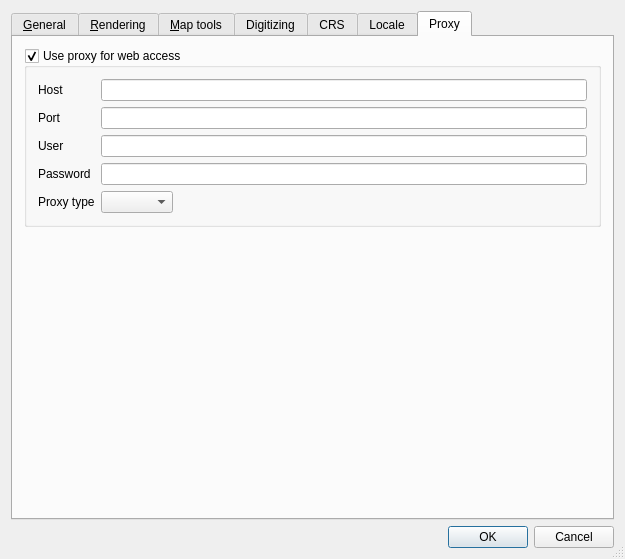
First picture: the form in qgis/src/ui/qgsoptionsbase.ui, repository sourcepole/qgis, before the edit.
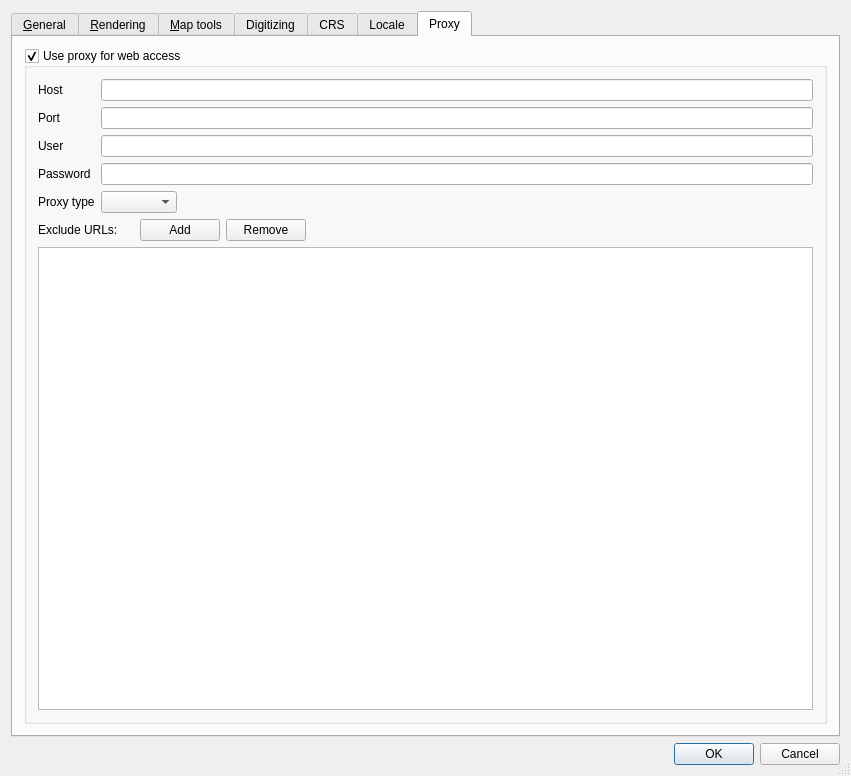
Second picture: the form after the edit. The open tabs and pages were chosen to show the change. Icons and pictures are not drawn. Custom widgets are drawn as their Qt base class.

Commit message: WMS: don't apply proxy to a list of selected urls. Done in QgsHttpTransaction::applyProxySettings so WFS & co can later also use this function. Not tested yet and still needs some cleanups

Diff of the .ui file:
```diff
--- a/qgis/src/ui/qgsoptionsbase.ui
+++ b/qgis/src/ui/qgsoptionsbase.ui
@@ -5,8 +5,8 @@
    <rect>
     <x>0</x>
     <y>0</y>
-    <width>617</width>
-    <height>559</height>
+    <width>851</width>
+    <height>776</height>
    </rect>
   </property>
   <property name="windowTitle" >
@@ -949,7 +949,7 @@
             </property>
            </widget>
           </item>
-          <item row="0" column="1" colspan="2" >
+          <item row="0" column="1" colspan="5" >
            <widget class="QLineEdit" name="leProxyHost" />
           </item>
           <item row="1" column="0" >
@@ -962,7 +962,7 @@
             </property>
            </widget>
           </item>
-          <item row="1" column="1" colspan="2" >
+          <item row="1" column="1" colspan="5" >
            <widget class="QLineEdit" name="leProxyPort" />
           </item>
           <item row="2" column="0" >
@@ -975,7 +975,7 @@
             </property>
            </widget>
           </item>
-          <item row="2" column="1" colspan="2" >
+          <item row="2" column="1" colspan="5" >
            <widget class="QLineEdit" name="leProxyUser" >
             <property name="toolTip" >
              <string>Leave this blank if no proxy username / password are required</string>
@@ -992,7 +992,7 @@
             </property>
            </widget>
           </item>
-          <item row="3" column="1" colspan="2" >
+          <item row="3" column="1" colspan="5" >
            <widget class="QLineEdit" name="leProxyPassword" >
             <property name="toolTip" >
              <string>Leave this blank if no proxy username / password are required</string>
@@ -1009,10 +1009,10 @@
             </property>
            </widget>
           </item>
-          <item row="4" column="1" >
+          <item row="4" column="1" colspan="2" >
            <widget class="QComboBox" name="mProxyTypeComboBox" />
           </item>
-          <item row="4" column="2" >
+          <item row="4" column="3" colspan="3" >
            <spacer>
             <property name="orientation" >
              <enum>Qt::Horizontal</enum>
@@ -1025,22 +1025,46 @@
             </property>
            </spacer>
           </item>
+          <item row="5" column="0" colspan="2" >
+           <widget class="QLabel" name="mExcludeUrlsLabel" >
+            <property name="text" >
+             <string>Exclude URLs:</string>
+            </property>
+           </widget>
+          </item>
+          <item row="5" column="2" colspan="2" >
+           <widget class="QPushButton" name="mAddUrlPushButton" >
+            <property name="text" >
+             <string>Add</string>
+            </property>
+           </widget>
+          </item>
+          <item row="5" column="4" >
+           <widget class="QPushButton" name="mRemoveUrlPushButton" >
+            <property name="text" >
+             <string>Remove</string>
+            </property>
+           </widget>
+          </item>
+          <item row="5" column="5" >
+           <spacer>
+            <property name="orientation" >
+             <enum>Qt::Horizontal</enum>
+            </property>
+            <property name="sizeHint" >
+             <size>
+              <width>391</width>
+              <height>20</height>
+             </size>
+            </property>
+           </spacer>
+          </item>
+          <item row="6" column="0" colspan="6" >
+           <widget class="QListWidget" name="mExcludeUrlListWidget" />
+          </item>
          </layout>
         </widget>
        </item>
-       <item row="1" column="0" >
-        <spacer>
-         <property name="orientation" >
-          <enum>Qt::Vertical</enum>
-         </property>
-         <property name="sizeHint" stdset="0" >
-          <size>
-           <width>577</width>
-           <height>251</height>
-          </size>
-         </property>
-        </spacer>
-       </item>
       </layout>
      </widget>
     </widget>
@@ -1051,7 +1075,7 @@
       <enum>Qt::Horizontal</enum>
      </property>
      <property name="standardButtons" >
-      <set>QDialogButtonBox::Cancel|QDialogButtonBox::Ok</set>
+      <set>QDialogButtonBox::Cancel|QDialogButtonBox::NoButton|QDialogButtonBox::Ok</set>
      </property>
     </widget>
    </item>
```
Left out of the diff: 124 changed lines with no effect on the pictures. The commit also changes 5 other files.
